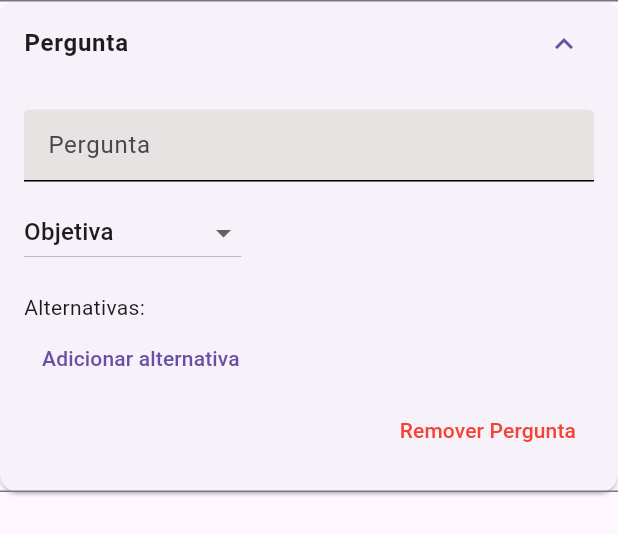
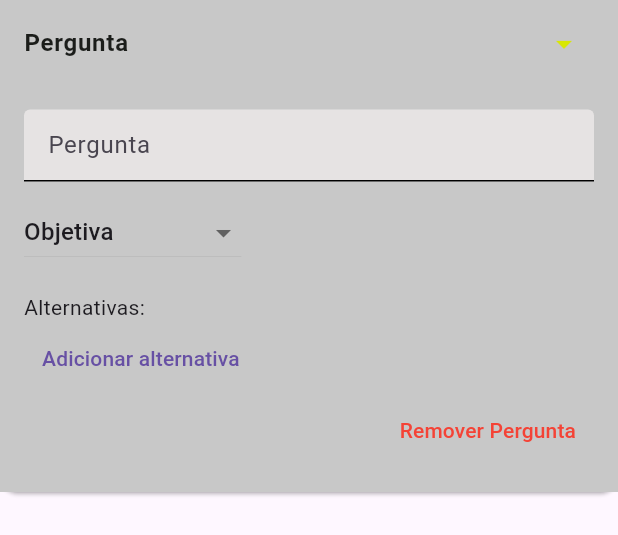
Before and after one commit to pereiraR3/Rota-Oeste-FrontEnd, a Flutter app: the QuestionCard widget shown alone on an empty page, opened directly with empty values, after a tap on "Pergunta", after a tap on the "delete" icon, on a phone screen of 412 x 824 dp. Shown: the top 535 px of the screen. Run offline on Flutter 3.47's test engine with Material 3 defaults, Android fonts, the phone set to English and light mode, and no system bars; our stand-ins replace flutter_svg, shared_preferences; accounts and stored records are empty; network calls fail.

Commit message:
feat: mudando cores do dropwdown de perguntas

```diff
--- a/flutter_application_2/lib/telas/tela_criacao_checklist.dart
+++ b/flutter_application_2/lib/telas/tela_criacao_checklist.dart
@@ -386,11 +386,23 @@ class _QuestionCardState extends State<QuestionCard> {
   Widget build(BuildContext context) {
     return Card(
     margin: const EdgeInsets.only(bottom: 16),
+     child: Theme(
+      data: Theme.of(context).copyWith(
+        dividerColor: Colors.transparent,
+        expansionTileTheme: ExpansionTileThemeData(
+          backgroundColor: const Color.fromARGB(255, 200, 200, 200), // Fundo da área da seta
+        ),
+      ),
     child: ExpansionTile(
       title: Text(
         widget.question.questionText.isEmpty ? 'Pergunta' : widget.question.questionText,
-        style: TextStyle(fontWeight: FontWeight.bold),
-        selectionColor:  const Color.fromARGB(255, 84, 219, 6)
+        style: TextStyle(fontWeight: FontWeight.bold, color: const Color.fromARGB(255, 27, 29, 26)),
+
+      ),
+      trailing: Icon(
+        Icons.arrow_drop_down, // Ícone customizado para seta
+        color: const Color.fromARGB(255, 216, 231, 3), // Cor da seta
+
       ),
       children: [
         Padding(
@@ -404,6 +416,7 @@ class _QuestionCardState extends State<QuestionCard> {
                   children: [
                     TextField(
                       controller: widget.question.questionTextController,
+
                       decoration: InputDecoration(
                         hintText: 'Pergunta',
                         filled: true,
@@ -509,6 +522,8 @@ class _QuestionCardState extends State<QuestionCard> {
         ),
       ],
     ),
+  ),
   );
+
 }
 }
```
